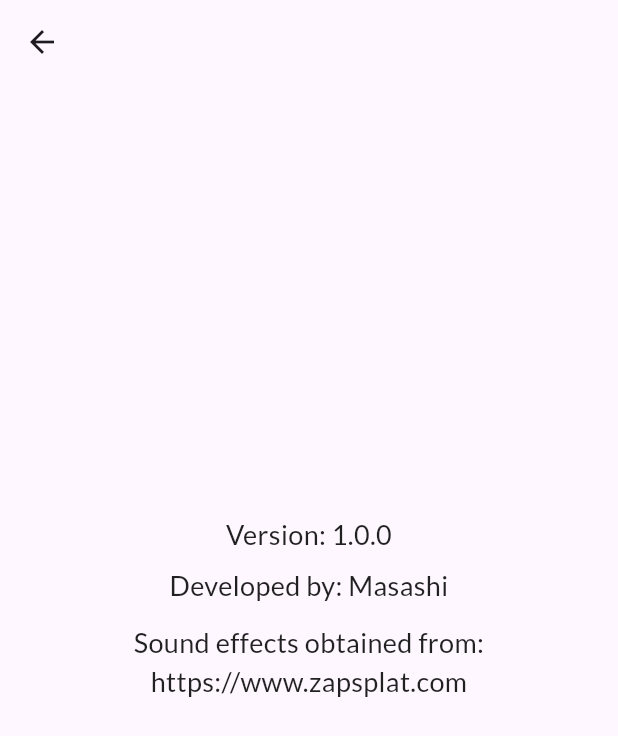
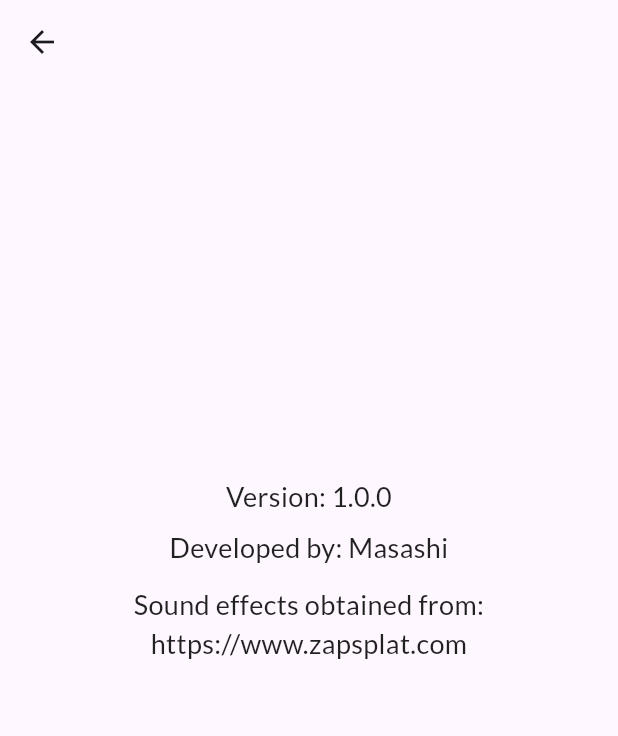
Before and after one commit to mnengineer/crazy_sound, a Flutter app: the AboutScreen screen opened directly, on a phone screen of 412 x 824 dp. Shown: the top 736 px of the screen. Run offline on Flutter 3.47's test engine with Material 2 defaults, Android fonts, the phone set to English and light mode, and no system bars; our stand-ins replace audioplayers, google_fonts, in_app_review, share_plus; generated files the repository leaves out were written again.

Commit message:
feat: margin調整

```diff
--- a/lib/screens/drawer/about.dart
+++ b/lib/screens/drawer/about.dart
@@ -14,7 +14,7 @@ class AboutScreen extends StatelessWidget {
       body: Center(
         child: Container(
           padding: const EdgeInsets.symmetric(horizontal: 20),
-          margin: const EdgeInsets.only(bottom: 70),
+          margin: const EdgeInsets.only(bottom: 120),
           child: Column(
             mainAxisAlignment: MainAxisAlignment.center,
             children: [
```
